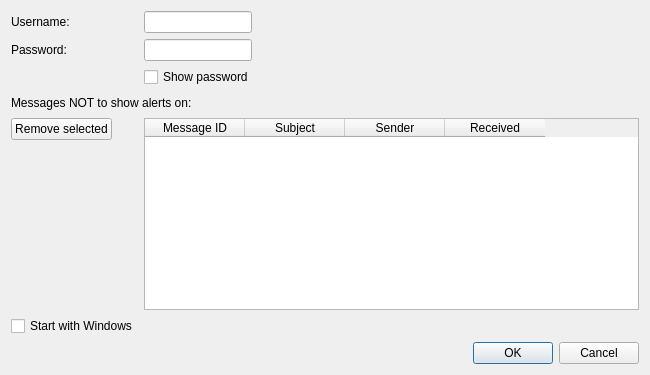
jakepetroules/owlmail, file src/desktop/dialogs/preferencesdialog.ui: the form before one commit.
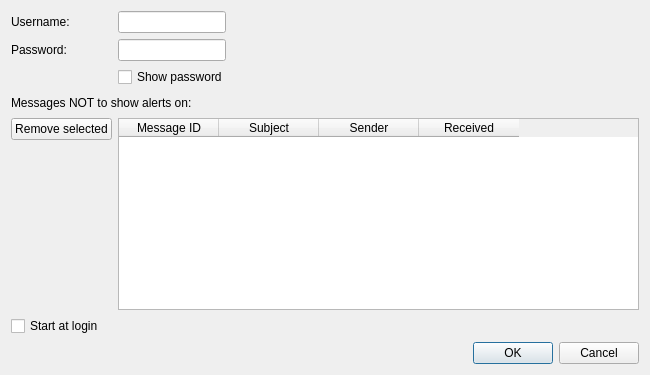
The form after the commit.

```diff
--- a/src/desktop/dialogs/preferencesdialog.ui
+++ b/src/desktop/dialogs/preferencesdialog.ui
@@ -111,7 +111,7 @@
    <item row="7" column="0">
     <widget class="QCheckBox" name="startWithWindowsCheckBox">
      <property name="text">
-      <string>Start with Windows</string>
+      <string>Start at login</string>
      </property>
     </widget>
    </item>
```
Left out of the diff: 2 changed lines with no effect on the pictures.
